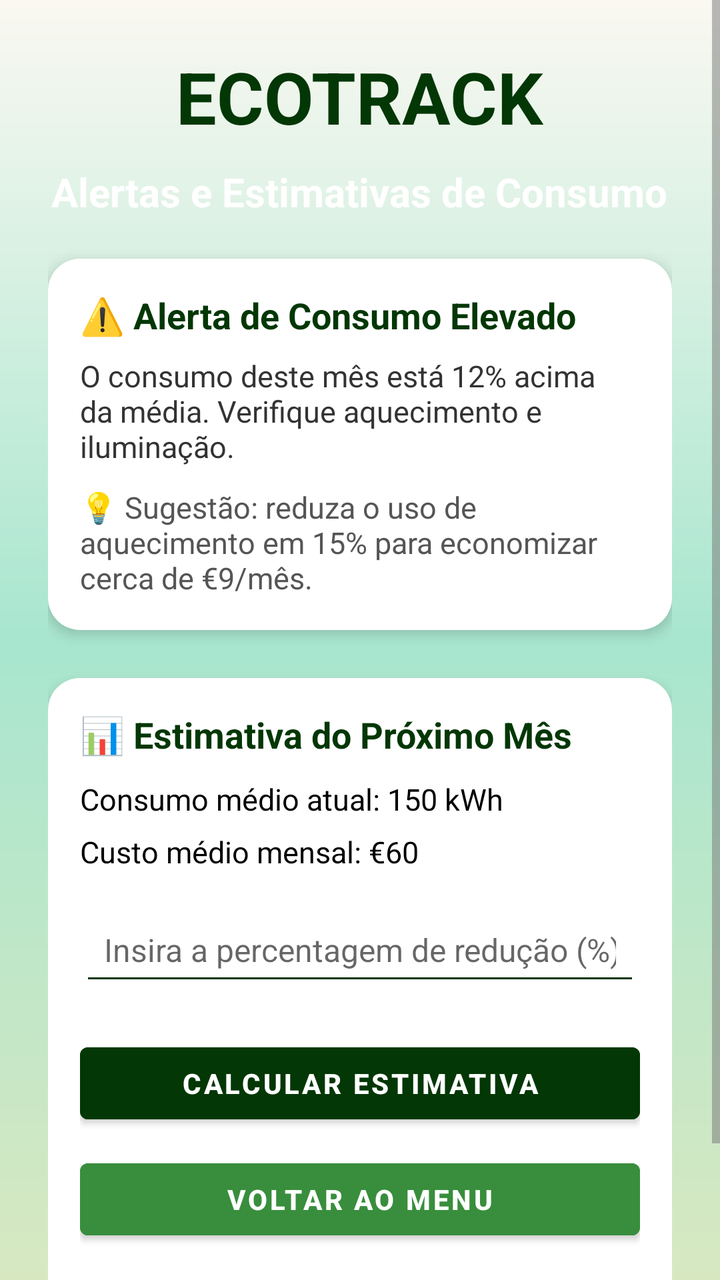
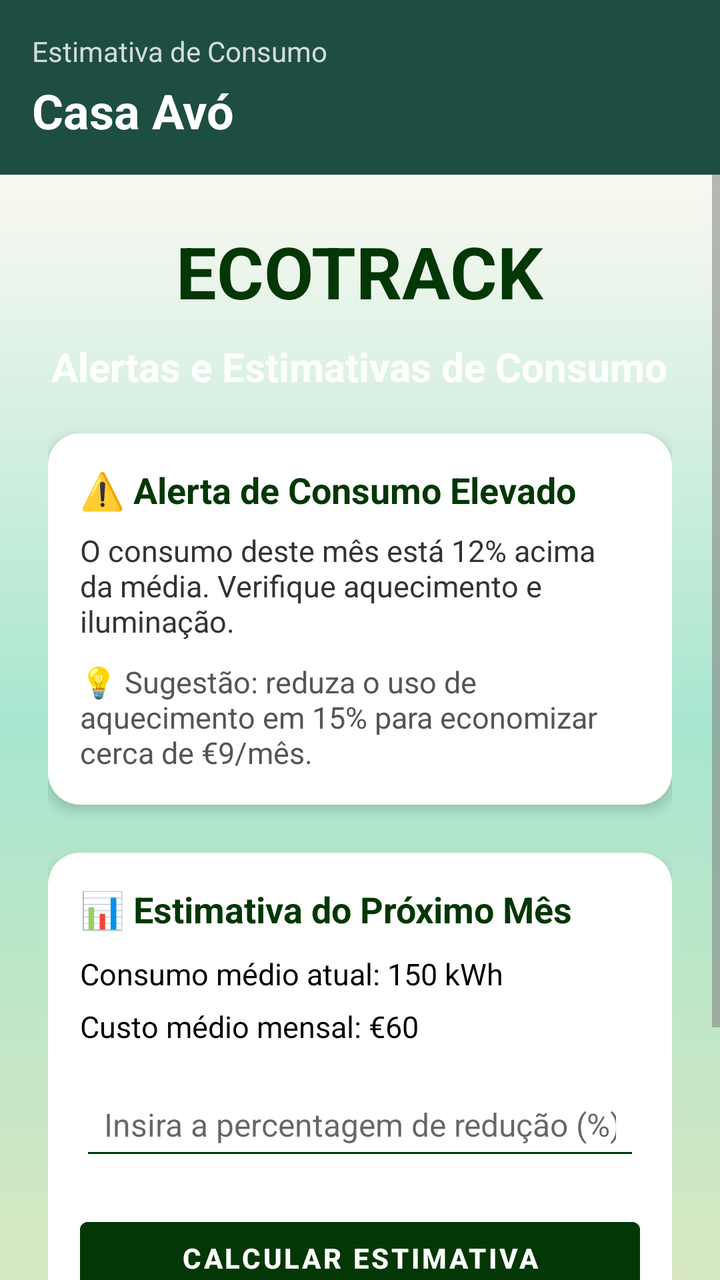

An Android layout rendered at two revisions. The XML below is the earlier revision; the diff shows what the commit changed to produce the second picture.
<!-- AndroidManifest.xml: application theme Theme.EcoTrack -->
<!-- res/layout/activity_estimativa_consumo.xml -->
<?xml version="1.0" encoding="utf-8"?>
<ScrollView xmlns:android="http://schemas.android.com/apk/res/android"
    xmlns:app="http://schemas.android.com/apk/res-auto"
    xmlns:tools="http://schemas.android.com/tools"
    android:layout_width="match_parent"
    android:layout_height="match_parent"
    android:background="@drawable/gradient_verde"
    tools:context=".EstimativaConsumo">

    <LinearLayout
        android:layout_width="match_parent"
        android:layout_height="wrap_content"
        android:orientation="vertical"
        android:padding="24dp"
        android:gravity="center_horizontal">

        
        <TextView
            android:id="@+id/tvTitulo"
            android:layout_width="wrap_content"
            android:layout_height="wrap_content"
            android:text="ECOTRACK"
            android:textColor="@color/green"
            android:textSize="36sp"
            android:textStyle="bold"
            android:layout_marginBottom="10dp" />

        <TextView
            android:layout_width="wrap_content"
            android:layout_height="wrap_content"
            android:text="Alertas e Estimativas de Consumo"
            android:textColor="#FFFFFF"
            android:textSize="20sp"
            android:textStyle="bold"
            android:layout_marginBottom="20dp"
            android:textAlignment="center" />

        
        <LinearLayout
            android:layout_width="match_parent"
            android:layout_height="wrap_content"
            android:orientation="vertical"
            android:padding="16dp"
            android:background="@drawable/rounded_white_box"
            android:layout_marginBottom="24dp"
            android:elevation="4dp">

            <TextView
                android:layout_width="match_parent"
                android:layout_height="wrap_content"
                android:text="⚠️ Alerta de Consumo Elevado"
                android:textSize="18sp"
                android:textStyle="bold"
                android:textColor="@color/green"
                android:layout_marginBottom="8dp" />

            <TextView
                android:id="@+id/tvAlerta"
                android:layout_width="match_parent"
                android:layout_height="wrap_content"
                android:text="O consumo deste mês está 12% acima da média. Verifique aquecimento e iluminação."
                android:textSize="15sp"
                android:textColor="#333333"
                android:layout_marginBottom="10dp" />

            <TextView
                android:id="@+id/tvSugestao"
                android:layout_width="match_parent"
                android:layout_height="wrap_content"
                android:text="💡 Sugestão: reduza o uso de aquecimento em 15% para economizar cerca de €9/mês."
                android:textSize="15sp"
                android:textColor="#555555" />
        </LinearLayout>

        
        <LinearLayout
            android:layout_width="match_parent"
            android:layout_height="wrap_content"
            android:orientation="vertical"
            android:padding="16dp"
            android:background="@drawable/rounded_white_box"
            android:elevation="4dp">

            <TextView
                android:layout_width="match_parent"
                android:layout_height="wrap_content"
                android:text="📊 Estimativa do Próximo Mês"
                android:textSize="18sp"
                android:textStyle="bold"
                android:textColor="@color/green"
                android:layout_marginBottom="10dp" />

            
            <TextView
                android:id="@+id/tvConsumoAtual"
                android:layout_width="wrap_content"
                android:layout_height="wrap_content"
                android:text="Consumo médio atual: 150 kWh"
                android:textSize="15sp"
                android:textColor="#000000"
                android:layout_marginBottom="6dp" />

            <TextView
                android:id="@+id/tvCustoAtual"
                android:layout_width="wrap_content"
                android:layout_height="wrap_content"
                android:text="Custo médio mensal: €60"
                android:textSize="15sp"
                android:textColor="#000000"
                android:layout_marginBottom="16dp" />

            
            <EditText
                android:id="@+id/etReducao"
                android:layout_width="match_parent"
                android:layout_height="wrap_content"
                android:hint="Insira a percentagem de redução (%)"
                android:inputType="numberDecimal"
                android:focusable="true"
                android:focusableInTouchMode="true"
                android:clickable="true"
                android:cursorVisible="true"
                android:importantForAutofill="yes"
                android:padding="12dp"
                android:backgroundTint="@color/green"
                android:textColor="#000000"
                android:textSize="16sp"
                android:layout_marginBottom="20dp" />


            
            <Button
                android:id="@+id/btnCalcular"
                android:layout_width="match_parent"
                android:layout_height="wrap_content"
                android:text="Calcular Estimativa"
                android:backgroundTint="@color/green"
                android:textColor="#FFFFFF"
                android:textStyle="bold"
                android:layout_marginBottom="10dp" />

            <Button
                android:id="@+id/btnVoltar"
                android:layout_width="match_parent"
                android:layout_height="wrap_content"
                android:text="Voltar ao Menu"
                android:backgroundTint="#388E3C"
                android:textColor="#FFFFFF"
                android:textStyle="bold"
                android:layout_marginBottom="20dp" />

            
            <TextView
                android:id="@+id/tvResultado"
                android:layout_width="match_parent"
                android:layout_height="wrap_content"
                android:text=""
                android:textAlignment="center"
                android:textColor="#000000"
                android:textSize="17sp"
                android:textStyle="bold"
                android:layout_marginTop="10dp" />
        </LinearLayout>
    </LinearLayout>
</ScrollView>
<!-- resources referenced by this layout -->
<resources>
  <color name="green">#033705</color>
  <!-- drawable gradient_verde (drawable) -->
  <shape xmlns:android="http://schemas.android.com/apk/res/android">
      <gradient
          android:startColor="@color/pastel_lightgreen"
          android:centerColor="@color/mint_start"
          android:endColor="@color/pastel_whitewarm"
          android:angle="90" />
  
      <corners android:radius="0dp" />
  </shape>
  <!-- drawable rounded_white_box (drawable) -->
  <shape xmlns:android="http://schemas.android.com/apk/res/android" android:shape="rectangle">
      <solid android:color="#FFFFFF"/>
      <corners android:radius="16dp"/>
      <padding android:left="12dp" android:top="12dp" android:right="12dp" android:bottom="12dp"/>
  </shape>
  <style name="Theme.EcoTrack" parent="Theme.MaterialComponents.Light.NoActionBar">
          
          <item name="colorPrimary">@color/colorPrimary</item>
          <item name="colorOnPrimary">@color/colorOnPrimary</item>
          <item name="colorSecondary">@color/colorSecondary</item>
          <item name="colorOnSecondary">@color/colorOnSecondary</item>
  
          
          <item name="colorOnBackground">@color/background_beige</item>
          <item name="colorSurface">@color/colorSurface</item>
          <item name="colorOnSurface">@color/colorOnSurface</item>
          <item name="android:windowBackground">@color/background_beige</item>
  
          
          <item name="colorPrimaryContainer">@color/colorPrimaryContainer</item>
          <item name="colorOnPrimaryContainer">@color/colorOnPrimaryContainer</item>
          <item name="colorSecondaryContainer">@color/colorSecondaryContainer</item>
          <item name="colorOnSecondaryContainer">@color/colorOnSecondaryContainer</item>
  
          
          <item name="colorError">@color/colorError</item>
          <item name="colorOnError">@color/colorOnError</item>
          <item name="colorErrorContainer">@color/colorErrorContainer</item>
          <item name="colorOnErrorContainer">@color/colorOnErrorContainer</item>
  
          
          <item name="colorOutline">@color/colorOutline</item>
  
          
          <item name="android:textColorPrimary">@color/text_primary</item>
          <item name="android:textColorSecondary">@color/text_secondary</item>
  
          
          <item name="android:statusBarColor">@color/colorPrimary</item>
          <item name="android:navigationBarColor">@color/background_beige</item>
      </style>
  <color name="pastel_lightgreen">#D7E8C1</color>
  <color name="mint_start">#A8E6CF</color>
  <color name="pastel_whitewarm">#FAF8F1</color>
  <color name="colorPrimary">#2E7D5B</color>
  <color name="colorOnPrimary">#FFFFFF</color>
  <color name="colorSecondary">#52644F</color>
  <color name="colorOnSecondary">#FFFFFF</color>
  <color name="background_beige">#FFFDF8</color>
  <color name="colorSurface">#FAF7F2</color>
  <color name="colorOnSurface">#3B3A37</color>
  <color name="colorPrimaryContainer">#BFE3CF</color>
  <color name="colorOnPrimaryContainer">#1A3B2C</color>
  <color name="colorSecondaryContainer">#D5E8D7</color>
  <color name="colorOnSecondaryContainer">#1F352F</color>
  <color name="colorError">#B3261E</color>
  <color name="colorOnError">#FFFFFF</color>
  <color name="colorErrorContainer">#F9DEDC</color>
  <color name="colorOnErrorContainer">#410E0B</color>
  <color name="colorOutline">#D8D2C8</color>
  <color name="text_primary">#2E2E2E</color>
  <color name="text_secondary">#7A7A7A</color>
</resources>

<!-- the commit's change to res/layout/activity_estimativa_consumo.xml (unified diff, before → after) -->
@@ -1,5 +1,5 @@
 <?xml version="1.0" encoding="utf-8"?>
-<ScrollView xmlns:android="http://schemas.android.com/apk/res/android"
+<RelativeLayout xmlns:android="http://schemas.android.com/apk/res/android"
     xmlns:app="http://schemas.android.com/apk/res-auto"
     xmlns:tools="http://schemas.android.com/tools"
     android:layout_width="match_parent"
@@ -7,159 +7,195 @@
     android:background="@drawable/gradient_verde"
     tools:context=".EstimativaConsumo">
 
+    
     <LinearLayout
+        android:id="@+id/headerCasa"
         android:layout_width="match_parent"
         android:layout_height="wrap_content"
         android:orientation="vertical"
-        android:padding="24dp"
-        android:gravity="center_horizontal">
-
-        
+        android:padding="16dp"
+        android:background="#1E4D42">
+
         <TextView
-            android:id="@+id/tvTitulo"
+            android:text="Estimativa de Consumo"
+            android:textSize="14sp"
+            android:textColor="#FFFFFF"
+            android:alpha="0.8"
             android:layout_width="wrap_content"
-            android:layout_height="wrap_content"
-            android:text="ECOTRACK"
-            android:textColor="@color/green"
-            android:textSize="36sp"
+            android:layout_height="wrap_content"/>
+
+        <TextView
+            android:id="@+id/tvNomeCasaEstimativa"
+            android:text="Casa Avó"
+            android:textSize="24sp"
             android:textStyle="bold"
-            android:layout_marginBottom="10dp" />
-
-        <TextView
+            android:textColor="#FFFFFF"
+            android:layout_marginTop="4dp"
             android:layout_width="wrap_content"
-            android:layout_height="wrap_content"
-            android:text="Alertas e Estimativas de Consumo"
-            android:textColor="#FFFFFF"
-            android:textSize="20sp"
-            android:textStyle="bold"
-            android:layout_marginBottom="20dp"
-            android:textAlignment="center" />
-
-        
+            android:layout_height="wrap_content"/>
+
+    </LinearLayout>
+
+    
+    <ScrollView
+        android:layout_width="match_parent"
+        android:layout_height="match_parent"
+        android:layout_below="@+id/headerCasa"
+        android:background="@drawable/gradient_verde">
+
         <LinearLayout
             android:layout_width="match_parent"
             android:layout_height="wrap_content"
             android:orientation="vertical"
-            android:padding="16dp"
-            android:background="@drawable/rounded_white_box"
-            android:layout_marginBottom="24dp"
-            android:elevation="4dp">
-
-            <TextView
-                android:layout_width="match_parent"
-                android:layout_height="wrap_content"
-                android:text="⚠️ Alerta de Consumo Elevado"
-                android:textSize="18sp"
-                android:textStyle="bold"
-                android:textColor="@color/green"
-                android:layout_marginBottom="8dp" />
-
-            <TextView
-                android:id="@+id/tvAlerta"
-                android:layout_width="match_parent"
-                android:layout_height="wrap_content"
-                android:text="O consumo deste mês está 12% acima da média. Verifique aquecimento e iluminação."
-                android:textSize="15sp"
-                android:textColor="#333333"
-                android:layout_marginBottom="10dp" />
-
-            <TextView
-                android:id="@+id/tvSugestao"
-                android:layout_width="match_parent"
-                android:layout_height="wrap_content"
-                android:text="💡 Sugestão: reduza o uso de aquecimento em 15% para economizar cerca de €9/mês."
-                android:textSize="15sp"
-                android:textColor="#555555" />
-        </LinearLayout>
-
-        
-        <LinearLayout
-            android:layout_width="match_parent"
-            android:layout_height="wrap_content"
-            android:orientation="vertical"
-            android:padding="16dp"
-            android:background="@drawable/rounded_white_box"
-            android:elevation="4dp">
-
-            <TextView
-                android:layout_width="match_parent"
-                android:layout_height="wrap_content"
-                android:text="📊 Estimativa do Próximo Mês"
-                android:textSize="18sp"
-                android:textStyle="bold"
-                android:textColor="@color/green"
-                android:layout_marginBottom="10dp" />
+            android:padding="24dp"
+            android:gravity="center_horizontal">
 
             
             <TextView
-                android:id="@+id/tvConsumoAtual"
+                android:id="@+id/tvTitulo"
                 android:layout_width="wrap_content"
                 android:layout_height="wrap_content"
-                android:text="Consumo médio atual: 150 kWh"
-                android:textSize="15sp"
-                android:textColor="#000000"
-                android:layout_marginBottom="6dp" />
-
-            <TextView
-                android:id="@+id/tvCustoAtual"
-                android:layout_width="wrap_content"
-                android:layout_height="wrap_content"
-                android:text="Custo médio mensal: €60"
-                android:textSize="15sp"
-                android:textColor="#000000"
-                android:layout_marginBottom="16dp" />
-
-            
-            <EditText
-                android:id="@+id/etReducao"
-                android:layout_width="match_parent"
-                android:layout_height="wrap_content"
-                android:hint="Insira a percentagem de redução (%)"
-                android:inputType="numberDecimal"
-                android:focusable="true"
-                android:focusableInTouchMode="true"
-                android:clickable="true"
-                android:cursorVisible="true"
-                android:importantForAutofill="yes"
-                android:padding="12dp"
-                android:backgroundTint="@color/green"
-                android:textColor="#000000"
-                android:textSize="16sp"
-                android:layout_marginBottom="20dp" />
-
-
-            
-            <Button
-                android:id="@+id/btnCalcular"
-                android:layout_width="match_parent"
-                android:layout_height="wrap_content"
-                android:text="Calcular Estimativa"
-                android:backgroundTint="@color/green"
-                android:textColor="#FFFFFF"
+                android:text="ECOTRACK"
+                android:textColor="@color/green"
+                android:textSize="36sp"
                 android:textStyle="bold"
                 android:layout_marginBottom="10dp" />
 
-            <Button
-                android:id="@+id/btnVoltar"
+            <TextView
+                android:layout_width="wrap_content"
+                android:layout_height="wrap_content"
+                android:text="Alertas e Estimativas de Consumo"
+                android:textColor="#FFFFFF"
+                android:textSize="20sp"
+                android:textStyle="bold"
+                android:layout_marginBottom="20dp"
+                android:textAlignment="center" />
+
+            
+            <LinearLayout
                 android:layout_width="match_parent"
                 android:layout_height="wrap_content"
-                android:text="Voltar ao Menu"
-                android:backgroundTint="#388E3C"
-                android:textColor="#FFFFFF"
-                android:textStyle="bold"
-                android:layout_marginBottom="20dp" />
+                android:orientation="vertical"
+                android:padding="16dp"
+                android:background="@drawable/rounded_white_box"
+                android:layout_marginBottom="24dp"
+                android:elevation="4dp">
+
+                <TextView
+                    android:layout_width="match_parent"
+                    android:layout_height="wrap_content"
+                    android:text="⚠️ Alerta de Consumo Elevado"
+                    android:textSize="18sp"
+                    android:textStyle="bold"
+                    android:textColor="@color/green"
+                    android:layout_marginBottom="8dp" />
+
+                <TextView
+                    android:id="@+id/tvAlerta"
+                    android:layout_width="match_parent"
+                    android:layout_height="wrap_content"
+                    android:text="O consumo deste mês está 12% acima da média. Verifique aquecimento e iluminação."
+                    android:textSize="15sp"
+                    android:textColor="#333333"
+                    android:layout_marginBottom="10dp" />
+
+                <TextView
+                    android:id="@+id/tvSugestao"
+                    android:layout_width="match_parent"
+                    android:layout_height="wrap_content"
+                    android:text="💡 Sugestão: reduza o uso de aquecimento em 15% para economizar cerca de €9/mês."
+                    android:textSize="15sp"
+                    android:textColor="#555555" />
+            </LinearLayout>
 
             
-            <TextView
-                android:id="@+id/tvResultado"
+            <LinearLayout
                 android:layout_width="match_parent"
                 android:layout_height="wrap_content"
-                android:text=""
-                android:textAlignment="center"
-                android:textColor="#000000"
-                android:textSize="17sp"
-                android:textStyle="bold"
-                android:layout_marginTop="10dp" />
+                android:orientation="vertical"
+                android:padding="16dp"
+                android:background="@drawable/rounded_white_box"
+                android:elevation="4dp">
+
+                <TextView
+                    android:layout_width="match_parent"
+                    android:layout_height="wrap_content"
+                    android:text="📊 Estimativa do Próximo Mês"
+                    android:textSize="18sp"
+                    android:textStyle="bold"
+                    android:textColor="@color/green"
+                    android:layout_marginBottom="10dp" />
+
+                
+                <TextView
+                    android:id="@+id/tvConsumoAtual"
+                    android:layout_width="wrap_content"
+                    android:layout_height="wrap_content"
+                    android:text="Consumo médio atual: 150 kWh"
+                    android:textSize="15sp"
+                    android:textColor="#000000"
+                    android:layout_marginBottom="6dp" />
+
+                <TextView
+                    android:id="@+id/tvCustoAtual"
+                    android:layout_width="wrap_content"
+                    android:layout_height="wrap_content"
+                    android:text="Custo médio mensal: €60"
+                    android:textSize="15sp"
+                    android:textColor="#000000"
+                    android:layout_marginBottom="16dp" />
+
+                
+                <EditText
+                    android:id="@+id/etReducao"
+                    android:layout_width="match_parent"
+                    android:layout_height="wrap_content"
+                    android:hint="Insira a percentagem de redução (%)"
+                    android:inputType="numberDecimal"
+                    android:focusable="true"
+                    android:focusableInTouchMode="true"
+                    android:clickable="true"
+                    android:cursorVisible="true"
+                    android:importantForAutofill="yes"
+                    android:padding="12dp"
+                    android:backgroundTint="@color/green"
+                    android:textColor="#000000"
+                    android:textSize="16sp"
+                    android:layout_marginBottom="20dp" />
+
+                
+                <Button
+                    android:id="@+id/btnCalcular"
+                    android:layout_width="match_parent"
+                    android:layout_height="wrap_content"
+                    android:text="Calcular Estimativa"
+                    android:backgroundTint="@color/green"
+                    android:textColor="#FFFFFF"
+                    android:textStyle="bold"
+                    android:layout_marginBottom="10dp" />
+
+                <Button
+                    android:id="@+id/btnVoltar"
+                    android:layout_width="match_parent"
+                    android:layout_height="wrap_content"
+                    android:text="Voltar ao Menu"
+                    android:backgroundTint="#388E3C"
+                    android:textColor="#FFFFFF"
+                    android:textStyle="bold"
+                    android:layout_marginBottom="20dp" />
+
+                
+                <TextView
+                    android:id="@+id/tvResultado"
+                    android:layout_width="match_parent"
+                    android:layout_height="wrap_content"
+                    android:text=""
+                    android:textAlignment="center"
+                    android:textColor="#000000"
+                    android:textSize="17sp"
+                    android:textStyle="bold"
+                    android:layout_marginTop="10dp" />
+            </LinearLayout>
         </LinearLayout>
-    </LinearLayout>
-</ScrollView>
+    </ScrollView>
+</RelativeLayout>
